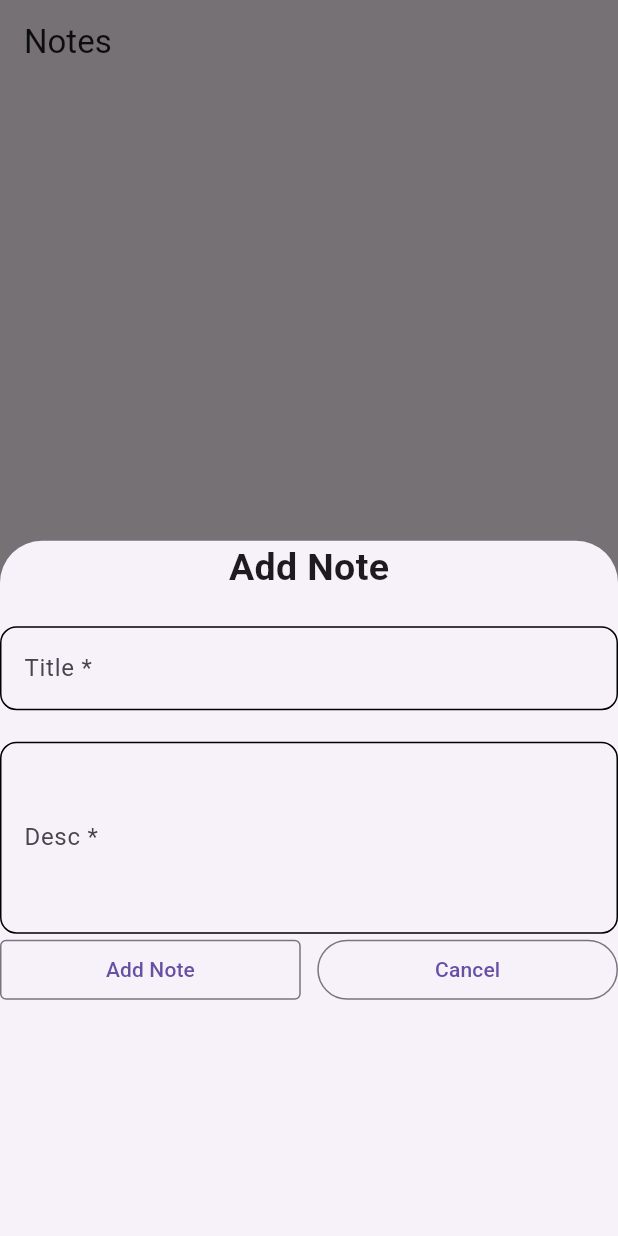
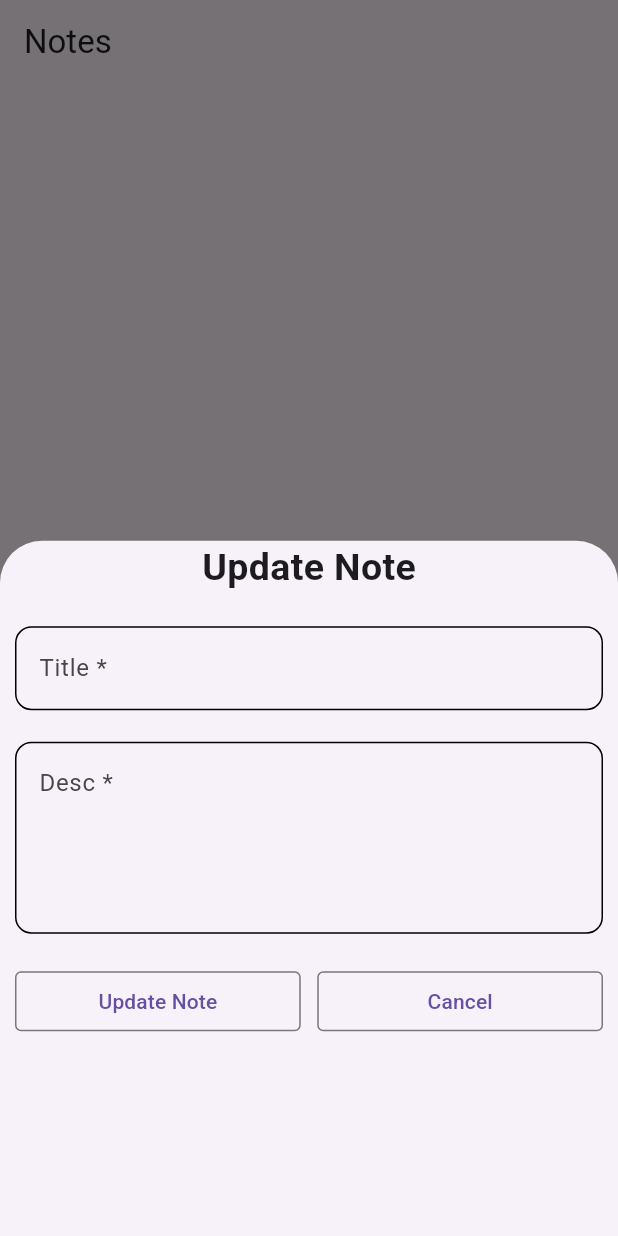
Before and after one commit to Akhi626052/practice_dart_ui, a Flutter app: the HomePage screen opened directly, after a tap on the "add" icon, on a phone screen of 412 x 824 dp. Run offline on Flutter 3.47's test engine with Material 3 defaults, Android fonts, the phone set to English and light mode, and no system bars; our stand-ins replace bloc, firebase_core, firebase_messaging, flutter_bloc, flutter_local_notifications, font_awesome_flutter and 4 more; accounts and stored records are empty.

Commit message:
update code

```diff
--- a/lib/local_database/database_helper.dart
+++ b/lib/local_database/database_helper.dart
@@ -37,7 +37,7 @@ class DBHelper{
     // Directory path -> MainPath.
     String dbPath = join(appDir.path,"noteDB.db");
     return await openDatabase(dbPath,onCreate: (db, version){
-      db.execute("create table $TABLE_NOTE(s_no integer primary key autoincrement, title text, desc text)");
+      db.execute("create table $TABLE_NOTE(s_no integer primary key autoincrement, COLUMN_NOTE_TITLE text, COLUMN_NOTE_DESC text)");
     },
     version: 1
     );
--- a/lib/local_database/home_page.dart
+++ b/lib/local_database/home_page.dart
@@ -14,6 +14,7 @@ class HomePage extends StatefulWidget{
 }
 
 class _HomePageState extends State<HomePage> {
+  String errorMsg = "";
   List<Map<String, dynamic>> allNotes = [];
   DBHelper? dbRef;
   TextEditingController titleController = TextEditingController();
@@ -24,7 +25,7 @@ class _HomePageState extends State<HomePage> {
     // TODO: implement initState
     dbRef = DBHelper.getInstance;
     super.initState();
-    // getNotes();
+    getNotes();
   }
   void getNotes() async {
 
@@ -33,7 +34,7 @@ class _HomePageState extends State<HomePage> {
    setState(() {
 
    });
-   getNotes();
+   // getNotes();
   }
 
 
@@ -47,7 +48,8 @@ class _HomePageState extends State<HomePage> {
       body: allNotes.isNotEmpty ? ListView.builder(itemBuilder: (_,index){
         // note to be added from here
         return ListTile(
-          leading: Text('${allNotes[index][DBHelper.COLUMN_NOTE_SNO].toString()}'),
+          // leading: Text('${allNotes[index][DBHelper.COLUMN_NOTE_SNO].toString()}'),
+          leading: Text('${index+1}'),
           title: Text(allNotes[index][DBHelper.COLUMN_NOTE_TITLE]),
           subtitle: Text(allNotes[index][DBHelper.COLUMN_NOTE_DESC]),
           trailing: SizedBox(width: 50,
@@ -56,10 +58,24 @@ class _HomePageState extends State<HomePage> {
               children: [
                 InkWell(
                     onTap: (){
+                    showModalBottomSheet(context: context, builder: (context){
+                      titleController.text = allNotes[index][DBHelper.COLUMN_NOTE_TITLE];
+                      descController.text = allNotes[index][DBHelper.COLUMN_NOTE_DESC];
+                      return getBottomSheetWidget(isUpdate: false,sno: 0);
+                    });
+
 
                     },
                     child: Icon(Icons.edit)),
-                Icon(Icons.delete, color: Colors.red,)
+                InkWell(
+                    onTap: () async{
+
+                      bool check = await dbRef!.deleteNote(sno: allNotes[index][DBHelper.COLUMN_NOTE_SNO]);
+                      if(check){
+                        getNotes();
+                      }
+                      },
+                    child: Icon(Icons.delete, color: Colors.red,))
               ],
             ),
           ),
@@ -69,23 +85,36 @@ class _HomePageState extends State<HomePage> {
       ) : Center(child: Text("No Notes yet!!")),
       floatingActionButton: FloatingActionButton(onPressed: () async{
 
-        String errorMsg = "";
+        // String errorMsg = "";
 
 
         // bool check = await dbRef!.addNote(mTitle: "Personal Fav Note", mDesc: "Do What you love or Love what you do ");
         // if(check){
         //   getNotes();
         // }
+
        showModalBottomSheet(context: context, builder: (context){ // annonimas function
 
+         return getBottomSheetWidget(isUpdate: true);
 
+
+       });
+
+
+      },child: Icon(Icons.add),),
+    );
+
+
+  }
+
+
+  Widget getBottomSheetWidget({bool isUpdate = false, int sno = 0}){
     return Container(
+      margin: EdgeInsets.symmetric(horizontal: 10),
       width: double.infinity,
       child: Column(
-
         children: [
-
-                   Text("Add Note",style: TextStyle(fontSize: 25,fontWeight: FontWeight.bold),),
+          Text(isUpdate ? "Update Note" : "Add Note",style: TextStyle(fontSize: 25,fontWeight: FontWeight.bold),),
           SizedBox(height: 21,),
           TextField(
             controller: titleController,
@@ -112,6 +141,7 @@ class _HomePageState extends State<HomePage> {
             decoration: InputDecoration(
                 hintText: "Enter title here",
                 label: Text('Desc *'),
+                alignLabelWithHint: true,
                 focusedBorder: OutlineInputBorder(
                   borderRadius: BorderRadius.circular(11),
 
@@ -123,6 +153,7 @@ class _HomePageState extends State<HomePage> {
 
                 )
             ),),
+          SizedBox(height: 21,),
           Row(
             children: [
 
@@ -139,9 +170,11 @@ class _HomePageState extends State<HomePage> {
                     ),
                     onPressed: () async{
                       var mTitle = titleController.text;
-                         var mDesc =  titleController.text;
+                      var mDesc =  descController.text;
                       if(mTitle.isNotEmpty && mDesc.isNotEmpty){
-                         bool check =  await dbRef!.addNote(mTitle: mTitle, mDesc: mDesc);
+                        bool check = isUpdate ? await dbRef!.updateNote(mTitle: mTitle, mDesc: mDesc, sno: sno) :
+                        await dbRef!.addNote(mTitle: mTitle, mDesc: mDesc);
+
                         if(check){
                           getNotes();
                           // Navigator.pop(context);
@@ -159,12 +192,22 @@ class _HomePageState extends State<HomePage> {
                         Navigator.pop(context);
                       }
 
-                   }, child: Text('Add Note')),
+                    }, child: Text(isUpdate ? "Update Note" : "Add Note")),
               ),
               SizedBox(width: 11,),
 
               Expanded(
-                   child: OutlinedButton(onPressed: (){
+                child: OutlinedButton(
+                    style: OutlinedButton.styleFrom(
+                        shape: RoundedRectangleBorder(
+                            borderRadius: BorderRadius.circular(4),
+                            side: BorderSide(
+                                width: 2,
+                                color: Colors.black
+                            )
+                        )
+                    ),
+                    onPressed: (){
                       Navigator.pop(context);
                     }, child: Text('Cancel')),
 
@@ -180,15 +223,6 @@ class _HomePageState extends State<HomePage> {
         ],
       ),
     );
-
-
-       });
-
-
-      },child: Icon(Icons.add),),
-    );
-
-
   }
 }
 
```
Also changed, not shown: 1 other file. Lines whose indentation alone changed are shown as unchanged.
